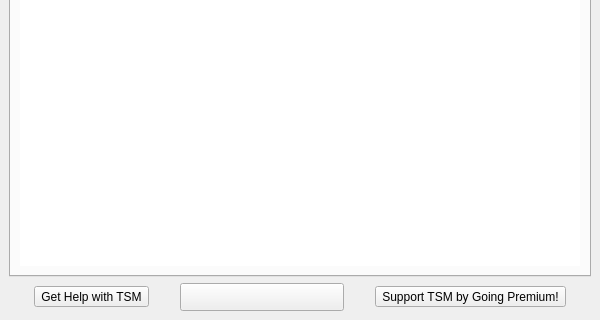
seirl/tsmapplication_public, file ui/main_window.ui: the form before one commit; both pictures show x 0 to 600 and y 280 to 600 of the 600 by 600 pixel window.
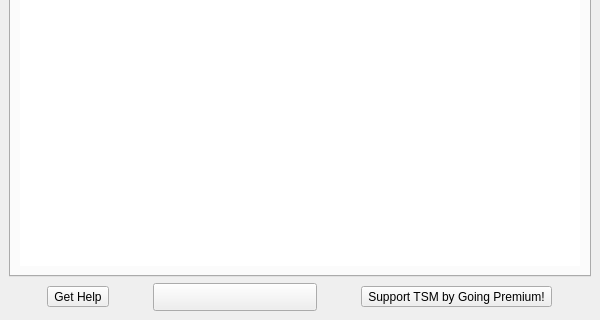
The form after the commit. Icons and pictures are not drawn.

```diff
--- a/ui/main_window.ui
+++ b/ui/main_window.ui
@@ -501,7 +501,7 @@
       <item>
        <widget class="QToolButton" name="help_button">
         <property name="text">
-         <string>Get Help with TSM</string>
+         <string>Get Help</string>
         </property>
        </widget>
       </item>
```
